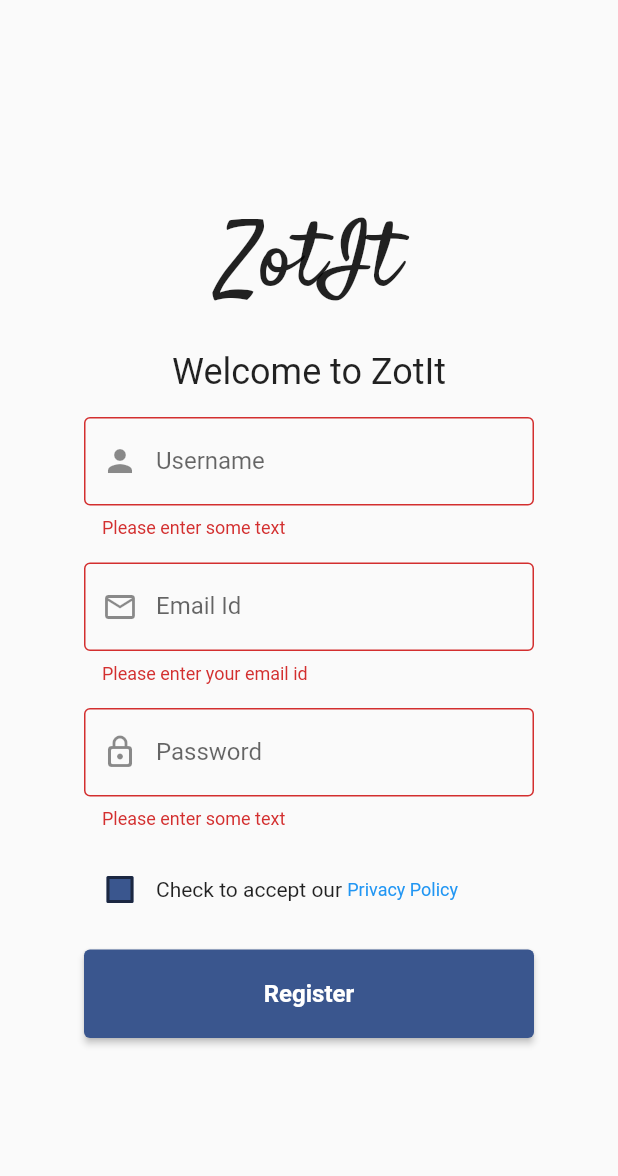
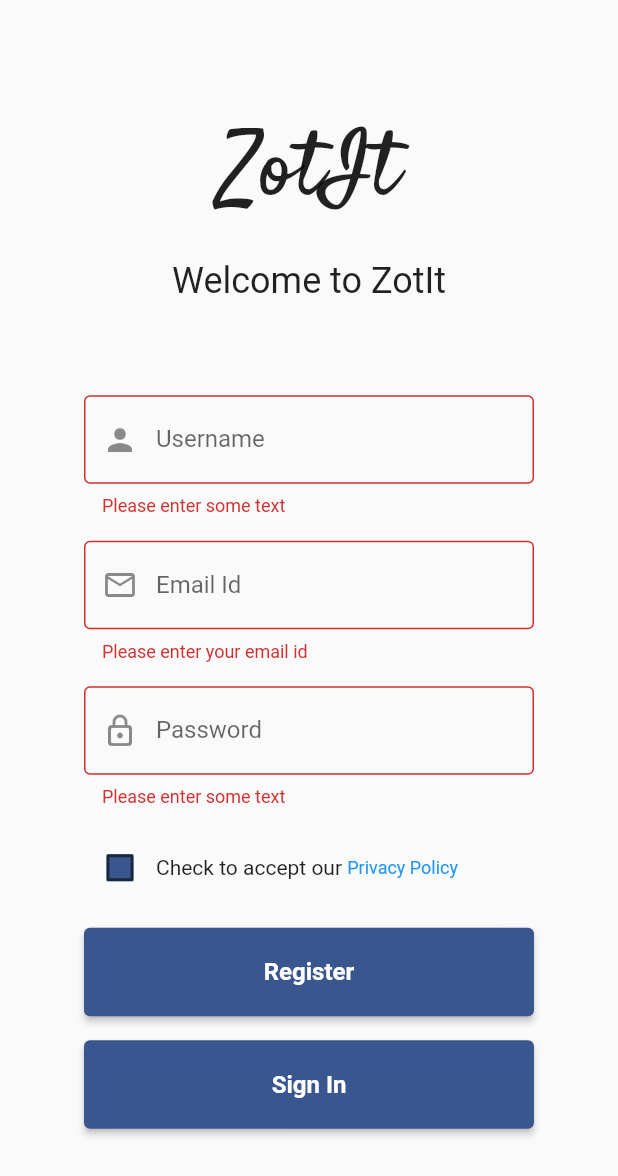
Before and after one commit to zotit/zotit_flutter, a Flutter app: the Register screen opened by its route, after a tap on "Register", on a phone screen of 412 x 824 dp. Shown: the top 1176 px of the screen. Run offline on Flutter 3.47's test engine with Material 2 defaults, Android fonts, the phone set to English and light mode, and no system bars; our stand-ins replace flutter_riverpod, freezed_annotation, gap, riverpod_annotation, share_plus, shared_preferences; accounts and stored records are empty; generated files the repository leaves out were written again; network calls fail.

Commit message:
fixed error message

```diff
--- a/lib/config.dart
+++ b/lib/config.dart
@@ -1,6 +1,6 @@
 class Config {
   bool idDev = true;
-  String scheme = "http";
-  String host = "localhost"; //zotit.twobits.in
-  int? port = 4001;
+  String scheme = "https";
+  String host = "zotit.app"; //zotit.twobits.in
+  int? port = null;
 }
--- a/lib/main.dart
+++ b/lib/main.dart
@@ -5,6 +5,7 @@ import 'package:zotit_flutter/src/providers/login_provider/login_provider.dart';
 import 'package:zotit_flutter/src/screens/common/error_page.dart';
 import 'package:zotit_flutter/src/screens/home/home.dart';
 import 'package:zotit_flutter/src/screens/login/login.dart';
+import 'package:zotit_flutter/src/screens/register/register.dart';
 
 void main() {
   runApp(
@@ -34,7 +35,7 @@ class MyApp extends StatelessWidget {
       debugShowCheckedModeBanner: false,
       // home: const StartupPage(),
       onGenerateRoute: (settings) => AppRouter.onGenerateRoute(settings),
-      initialRoute: AppRoutes.startupPage,
+      home: const StartupPage(),
     );
   }
 }
@@ -50,6 +51,9 @@ class StartupPage extends ConsumerWidget {
         if (user.token != "") {
           return Home();
         } else {
+          if (user.page == 'register') {
+            return const Register();
+          }
           return const Login();
         }
       },
--- a/lib/src/screens/login/login_model.dart
+++ b/lib/src/screens/login/login_model.dart
@@ -12,6 +12,7 @@ class LoginData with _$LoginData {
     required String token,
     required String error,
     required String username,
+    required String page,
   }) = _LoginData;
 
   factory LoginData.fromJson(Map<String, dynamic> json) => _$LoginDataFromJson(json);
--- a/lib/src/screens/register/register.dart
+++ b/lib/src/screens/register/register.dart
@@ -3,6 +3,7 @@ import 'package:flutter_riverpod/flutter_riverpod.dart';
 import 'package:zotit_flutter/src/app_router.dart';
 import 'package:zotit_flutter/src/providers/login_provider/login_provider.dart';
 import 'package:zotit_flutter/src/screens/common/components/link_button.dart';
+import 'package:zotit_flutter/src/screens/login/login_model.dart';
 import 'package:zotit_flutter/src/utils/utils.dart';
 
 class Register extends ConsumerWidget {
@@ -86,6 +87,7 @@ class _RegisterFormContent extends ConsumerState<RegisterFormContent> {
   @override
   Widget build(BuildContext context) {
     final loginData = ref.watch(loginTokenProvider.notifier);
+    final logDataRead = ref.read(loginTokenProvider);
 
     return Container(
       constraints: const BoxConstraints(maxWidth: 300),
@@ -95,6 +97,15 @@ class _RegisterFormContent extends ConsumerState<RegisterFormContent> {
           mainAxisSize: MainAxisSize.min,
           mainAxisAlignment: MainAxisAlignment.center,
           children: [
+            Padding(
+              padding: const EdgeInsets.symmetric(vertical: 15),
+              child: Text(
+                logDataRead.asData?.value.error ?? "",
+                style: const TextStyle(
+                  color: Colors.red,
+                ),
+              ),
+            ),
             TextFormField(
               controller: usernameC,
               validator: (value) {
@@ -219,40 +230,30 @@ class _RegisterFormContent extends ConsumerState<RegisterFormContent> {
                         },
                       );
                     }
-                    try {
-                      await loginData.register(usernameC.text, pwC.text, emailC.text);
-                      if (context.mounted) {
-                        if (loginData.getData().error != "") {
-                          showDialog<void>(
-                            context: context,
-                            builder: (c) {
-                              return ProviderScope(
-                                parent: ProviderScope.containerOf(context),
-                                child: AlertDialog(
-                                  title: const Text('Error'),
-                                  content: Text(loginData.getData().error),
-                                  actions: <Widget>[
-                                    TextButton(
-                                      onPressed: () => {
-                                        Navigator.pop(context, 'OK'),
-                                      },
-                                      child: const Text('OK'),
-                                    ),
-                                  ],
-                                ),
-                              );
-                            },
-                          );
-                        } else {
-                          final navigator = Navigator.of(context);
-                          await navigator.pushNamed(
-                            AppRoutes.startupPage,
-                            arguments: () => navigator.pop(),
-                          );
-                        }
-                      }
-                    } catch (e) {}
+                    await loginData.register(usernameC.text, pwC.text, emailC.text);
                   }
+                },
+              ),
+            ),
+            _gap(),
+            SizedBox(
+              width: double.infinity,
+              child: ElevatedButton(
+                style: ButtonStyle(
+                  padding: MaterialStateProperty.all(const EdgeInsets.symmetric(vertical: 10)),
+                  backgroundColor: MaterialStateProperty.all(
+                    const Color(0xFF3A568E),
+                  ),
+                ),
+                child: const Padding(
+                  padding: EdgeInsets.all(10.0),
+                  child: Text(
+                    'Sign In',
+                    style: TextStyle(fontSize: 16, fontWeight: FontWeight.bold),
+                  ),
+                ),
+                onPressed: () {
+                  loginData.setPage('');
                 },
               ),
             ),
```
Also changed, not shown: lib/src/providers/login_provider/login_provider.dart (+14 -21 lines), lib/src/screens/login/login.dart (+13 -28 lines), lib/src/providers/login_provider/login_provider.g.dart, lib/src/screens/home/providers/home_provider.g.dart, lib/src/screens/login/login_model.freezed.dart, lib/src/screens/login/login_model.g.dart.
